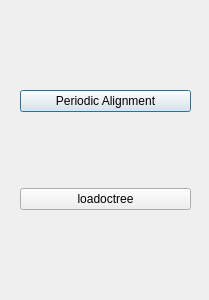
Old version of the form addprocessmoduledialog.ui in the repository Randi-f/NekMeshUI.
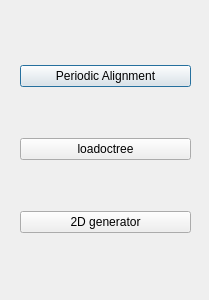
New version of the form.

Commit message: feat: add 2d generator option

What changed in the file:
```diff
--- a/addprocessmoduledialog.ui
+++ b/addprocessmoduledialog.ui
@@ -37,6 +37,13 @@
       </property>
      </widget>
     </item>
+    <item>
+     <widget class="QPushButton" name="btn2dgenerator">
+      <property name="text">
+       <string>2D generator</string>
+      </property>
+     </widget>
+    </item>
    </layout>
   </widget>
  </widget>
```
The commit also changes 11 other files.
